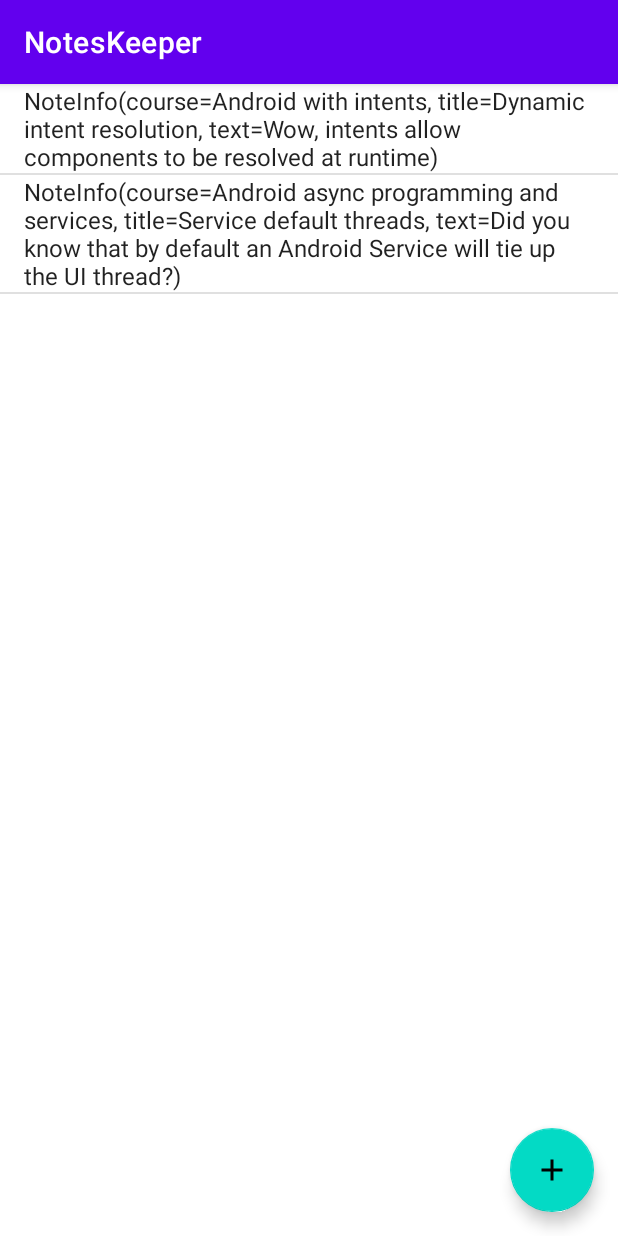
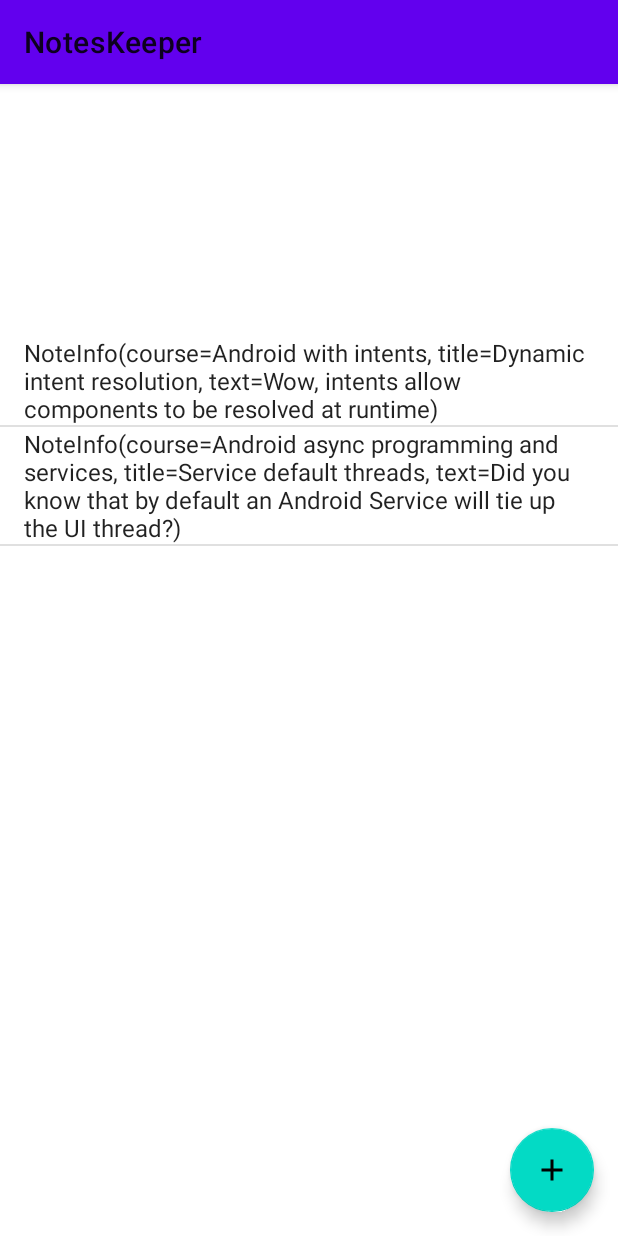
Before and after one commit to pepivsky/NotesKeeper, an Android app: the screen it shows after launch (NotesListActivity), on a phone screen of 412 x 824 dp. Run offline under Robolectric (Android 15) with nearby library versions, the phone set to English and light mode, and no system bars.

Commit message:
Cambios en la Toolbar

```diff
--- a/app/src/main/res/layout/activity_notes_list.xml
+++ b/app/src/main/res/layout/activity_notes_list.xml
@@ -6,7 +6,7 @@
     android:layout_height="match_parent"
     tools:context=".NotesListActivity">
 
-    <com.google.android.material.appbar.AppBarLayout
+    <!--<com.google.android.material.appbar.AppBarLayout
         android:layout_width="match_parent"
         android:layout_height="wrap_content"
         android:theme="@style/Theme.NotesKeeper.AppBarOverlay">
@@ -18,9 +18,18 @@
             android:background="?attr/colorPrimary"
             app:popupTheme="@style/Theme.NotesKeeper.PopupOverlay" />
 
-    </com.google.android.material.appbar.AppBarLayout>
+    </com.google.android.material.appbar.AppBarLayout>-->
+    <include
+        android:layout_width="match_parent"
+        android:layout_height="wrap_content"
+        layout="@layout/merge_toolbar"/>
 
-    <include layout="@layout/content_notes_list" />
+    <ListView
+        android:id="@+id/listNotes"
+        android:layout_width="match_parent"
+        android:layout_height="600dp"
+        android:layout_gravity="bottom"
+         />
 
     <com.google.android.material.floatingactionbutton.FloatingActionButton
         android:id="@+id/fab"
--- a/app/src/main/res/layout/content_notes_list.xml
+++ b/app/src/main/res/layout/content_notes_list.xml
@@ -7,13 +7,6 @@
     app:layout_behavior="@string/appbar_scrolling_view_behavior">
 
 
-    <ListView
-        android:id="@+id/listNotes"
-        android:layout_width="0dp"
-        android:layout_height="0dp"
-        app:layout_constraintBottom_toBottomOf="parent"
-        app:layout_constraintEnd_toEndOf="parent"
-        app:layout_constraintStart_toStartOf="parent"
-        app:layout_constraintTop_toTopOf="parent" />
+
 
 </androidx.constraintlayout.widget.ConstraintLayout>
--- /dev/null
+++ b/app/src/main/res/layout/merge_toolbar.xml
@@ -0,0 +1,19 @@
+<?xml version="1.0" encoding="utf-8"?>
+<merge xmlns:android="http://schemas.android.com/apk/res/android"
+    xmlns:app="http://schemas.android.com/apk/res-auto"
+    xmlns:tools="http://schemas.android.com/tools">
+
+    <androidx.appcompat.widget.Toolbar
+        android:id="@+id/toolbar"
+        android:layout_width="fill_parent"
+        android:layout_height="?attr/actionBarSize"
+        android:background="?attr/colorPrimary"
+        android:elevation="4dp"
+        android:theme="@style/ThemeOverlay.AppCompat.ActionBar">
+
+
+    </androidx.appcompat.widget.Toolbar>
+
+
+
+</merge>
--- a/app/src/main/res/menu/menu_main.xml
+++ b/app/src/main/res/menu/menu_main.xml
@@ -3,7 +3,7 @@
     xmlns:android="http://schemas.android.com/apk/res/android">
 
     <item
-        android:title="Item"
+        android:title="@string/menu_action_next"
         android:id="@+id/action_next"
 
         />
--- a/app/src/main/res/values/strings.xml
+++ b/app/src/main/res/values/strings.xml
@@ -9,4 +9,5 @@
 
     <string name="hello_first_fragment">Hello first fragment</string>
     <string name="hello_second_fragment">Hello second fragment. Arg: %1$s</string>
+    <string name="menu_action_next">Next</string>
 </resources>
```
Also changed, not shown: app/src/main/java/com/pepivsky/noteskeeper/FirstFragment.kt (deleted, +0 -31 lines), app/src/main/java/com/pepivsky/noteskeeper/MainActivity.kt (+11 -3 lines), app/src/main/java/com/pepivsky/noteskeeper/SecondFragment.kt (deleted, +0 -31 lines), app/src/main/res/layout/activity_main.xml (+8 -1 lines), app/src/main/res/layout/fragment_first.xml (deleted, +0 -28 lines), app/src/main/res/layout/fragment_second.xml (deleted, +0 -27 lines).
